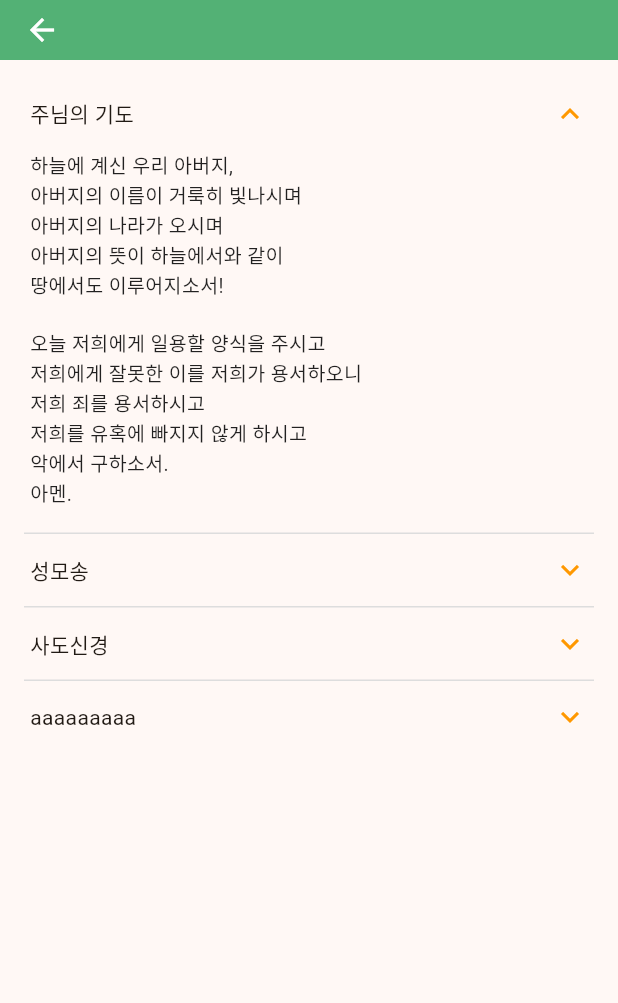
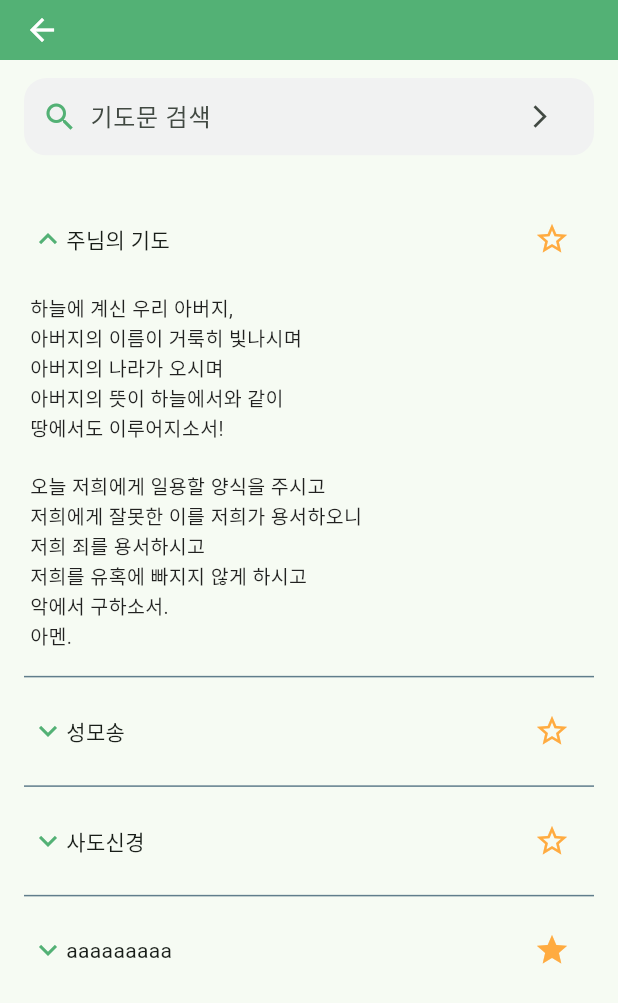
Before and after one commit to sunlight-ahn/time-to-pray-app, a Flutter app: the PrayListPage screen opened by its route, after a tap on "주님의 기도", on a phone screen of 412 x 824 dp. Shown: the top 1003 px of the screen. Run offline on Flutter 3.47's test engine with Material 3 defaults, Android fonts, the phone set to English and light mode, and no system bars; our stand-ins replace firebase_core, flutter_svg, get, logger, shared_preferences, sqflite; accounts and stored records are empty.

Commit message:
목록페이지 UI 개선

```diff
--- a/lib/main.dart
+++ b/lib/main.dart
@@ -35,7 +35,9 @@ class TimeToPrayApp extends StatelessWidget {
     return GetMaterialApp(
       title: '모두의 가톨릭 기도서',
       theme: ThemeData(
-        colorScheme: ColorScheme.fromSeed(seedColor: Colors.orange),
+        colorScheme: ColorScheme.fromSeed(
+          seedColor: const Color(0xFF53B175),
+        ), //Colors.orange
         useMaterial3: true,
       ),
       initialBinding: BindingsBuilder(() {
--- a/lib/models/prayer.dart
+++ b/lib/models/prayer.dart
@@ -2,14 +2,19 @@ class Prayer {
   final int id;
   final String title;
   final String content;
-
-  Prayer({required this.id, required this.title, required this.content});
+  final bool isFavorite;
+  Prayer(
+      {required this.id,
+      required this.title,
+      required this.content,
+      required this.isFavorite});
 
   factory Prayer.fromMap(Map<String, dynamic> map) {
     return Prayer(
       id: map['id'],
       title: map['title'],
       content: map['content'],
+      isFavorite: map['isFavorite'],
     );
   }
 }
--- a/lib/pages/pray_list_page.dart
+++ b/lib/pages/pray_list_page.dart
@@ -17,6 +17,7 @@ class _PrayListPageState extends State<PrayListPage> {
   final TestPrayRepository _repository = TestPrayRepository();
   final PraySearchController _searchController = Get.find();
   final Logger _logger = Logger();
+  final TextEditingController _searchInputController = TextEditingController();
 
   List<Prayer> _prayers = [];
   int? _expandedId;
@@ -52,28 +53,88 @@ class _PrayListPageState extends State<PrayListPage> {
           ),
         ),
       ),
-      body: Obx(() {
-        final focusedId = _searchController.focusedPrayerId.value;
-        if (focusedId != null && focusedId != _expandedId) {
-          _expandedId = focusedId;
-          _searchController.clearFocusedPrayerId();
-          _logger.i('Obx - set _expandedId to $focusedId');
-        }
-
-        return ListView.separated(
-          padding:
-              const EdgeInsets.only(left: 16, right: 16, top: 12, bottom: 24),
+      body: Column(
+        children: [
+          // 🔍 검색창
+          Padding(
+            padding: const EdgeInsets.fromLTRB(16, 12, 16, 0),
+            child: Container(
+              padding: const EdgeInsets.symmetric(horizontal: 12),
+              height: 51.57,
+              decoration: ShapeDecoration(
+                color: const Color(0xFFF1F2F2),
+                shape: RoundedRectangleBorder(
+                  borderRadius: BorderRadius.circular(15),
+                ),
+              ),
+              child: Row(
+                children: [
+                  const Icon(Icons.search, color: Color(0xFF53B175)),
+                  const SizedBox(width: 8),
+                  Expanded(
+                    child: TextField(
+                      controller: _searchInputController,
+                      decoration: const InputDecoration(
+                        hintText: '기도문 검색',
+                        border: InputBorder.none,
+                      ),
+                      textInputAction: TextInputAction.search,
+                      onSubmitted: (value) => () {}, //_onSearch(),
+                    ),
+                  ),
+                  IconButton(
+                      icon: const Icon(Icons.arrow_forward_ios, size: 18),
+                      onPressed: () {} //_onSearch,
+                      ),
+                ],
+              ),
+            ),
+          ),
+          const SizedBox(height: 8), // 간격 추가
+          // 리스트 영역
+          Expanded(
+            child: ListView.separated(
+              padding: const EdgeInsets.only(
+                left: 16,
+                right: 16,
+                top: 12,
+                bottom: 24,
+              ),
               itemCount: _prayers.length,
               separatorBuilder: (context, index) => const Divider(
-            color: Color(0xFFDDDDDD),
+                color: Colors.blueGrey, // Color(0xFFDDDDDD),
                 height: 1,
                 thickness: 1,
               ),
               itemBuilder: (context, index) {
                 return _prayerItem(_prayers[index]);
               },
-        );
-      }),
+            ),
+          ),
+        ],
+        // child: Obx(() {
+        //   final focusedId = _searchController.focusedPrayerId.value;
+        //   if (focusedId != null && focusedId != _expandedId) {
+        //     _expandedId = focusedId;
+        //     _searchController.clearFocusedPrayerId();
+        //     _logger.i('Obx - set _expandedId to $focusedId');
+        //   }
+
+        //   return ListView.separated(
+        //     padding:
+        //         const EdgeInsets.only(left: 16, right: 16, top: 12, bottom: 24),
+        //     itemCount: _prayers.length,
+        //     separatorBuilder: (context, index) => const Divider(
+        //       color: Color(0xFFDDDDDD),
+        //       height: 1,
+        //       thickness: 1,
+        //     ),
+        //     itemBuilder: (context, index) {
+        //       return _prayerItem(_prayers[index]);
+        //     },
+        //   );
+        // }),
+      ),
     );
   }
 
@@ -94,6 +155,11 @@ class _PrayListPageState extends State<PrayListPage> {
             child: Row(
               mainAxisAlignment: MainAxisAlignment.spaceBetween,
               children: [
+                // 펼치기 아이콘
+                Icon(
+                  isExpanded ? Icons.expand_less : Icons.expand_more,
+                  color: const Color(0xFF53B175), //Colors.orange,
+                ),
                 Expanded(
                   child: Text(
                     prayer.title,
@@ -103,9 +169,13 @@ class _PrayListPageState extends State<PrayListPage> {
                     ),
                   ),
                 ),
-                Icon(
-                  isExpanded ? Icons.expand_less : Icons.expand_more,
-                  color: Colors.orange,
+                // ⭐ 즐겨찾기 아이콘
+                IconButton(
+                  icon: Icon(
+                    prayer.isFavorite ? Icons.star : Icons.star_border,
+                    color: Colors.orangeAccent,
+                  ),
+                  onPressed: () => _toggleFavorite(prayer),
                 ),
               ],
             ),
@@ -122,10 +192,17 @@ class _PrayListPageState extends State<PrayListPage> {
             crossFadeState: isExpanded
                 ? CrossFadeState.showSecond
                 : CrossFadeState.showFirst,
-            duration: const Duration(milliseconds: 300),
+            duration: const Duration(milliseconds: 200),
           )
         ],
       ),
     );
   }
+
+  void _toggleFavorite(Prayer prayer) {
+    setState(() {
+      //prayer.isFavorite = !prayer.isFavorite;
+    });
+    _logger.i('${prayer.title} 즐겨찾기 상태: ${prayer.isFavorite}');
   }
+}
--- a/lib/repository/test_pray_repository.dart
+++ b/lib/repository/test_pray_repository.dart
@@ -16,7 +16,9 @@ class TestPrayRepository {
             '저희 죄를 용서하시고\n'
             '저희를 유혹에 빠지지 않게 하시고\n'
             '악에서 구하소서.\n'
-              '아멘.'),
+            '아멘.',
+        isFavorite: false,
+      ),
       Prayer(
         id: 2,
         title: '성모송',
@@ -26,7 +28,9 @@ class TestPrayRepository {
             '천주의 성모 마리아님,\n'
             '이제와 저희 죽을 때에\n'
             '저희 죄인을 위하여 빌어주소서.\n'
-              '아멘.'),
+            '아멘.',
+        isFavorite: false,
+      ),
       Prayer(
         id: 3,
         title: '사도신경',
@@ -44,7 +48,9 @@ class TestPrayRepository {
             '거룩하고 보편된 교회와 모든 성인의 통공을 믿으며\n'
             '죄의 용서와 육신의 부활을 믿으며\n'
             '영원한 삶을 믿나이다.\n'
-              '아멘.'),
+            '아멘.',
+        isFavorite: false,
+      ),
       Prayer(
         id: 4,
         title: 'aaaaaaaaa',
@@ -52,7 +58,9 @@ class TestPrayRepository {
             '영광이 성부와 성자와 성령께\n'
             '처음과 같이\n'
             '이제와 항상 영원히.\n'
-              '아멘.'),
+            '아멘.',
+        isFavorite: true,
+      ),
     ];
 
     return dummyData.where((prayer) => prayer.title.contains(keyword)).toList();
```
Lines whose indentation alone changed are shown as unchanged.
